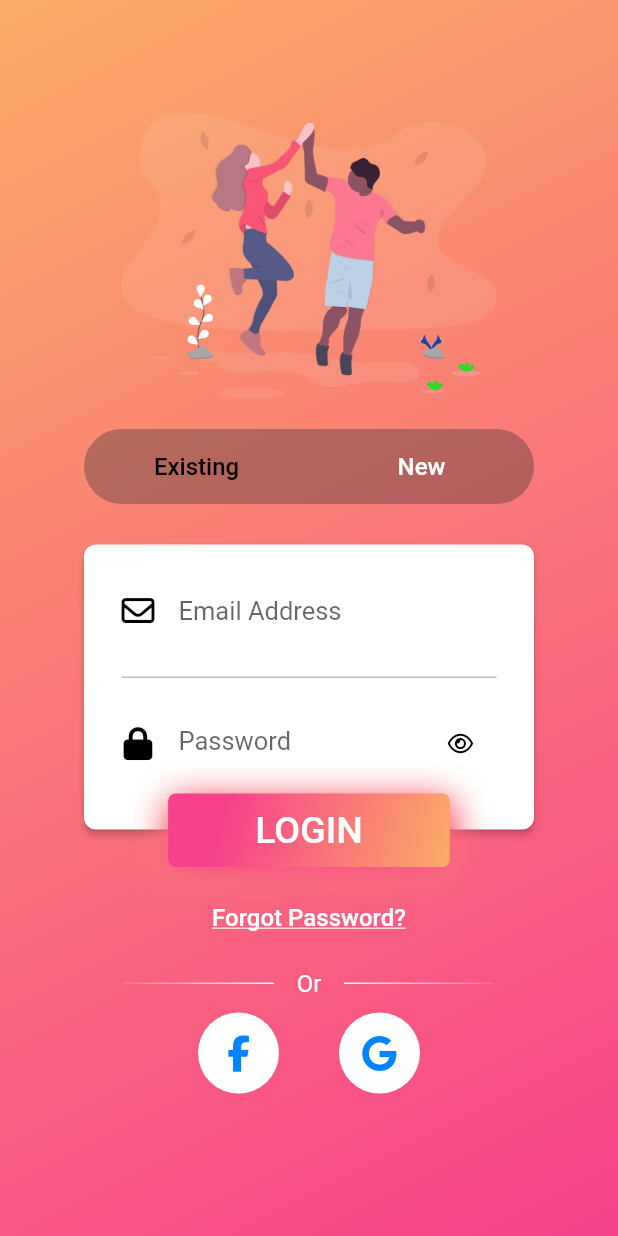
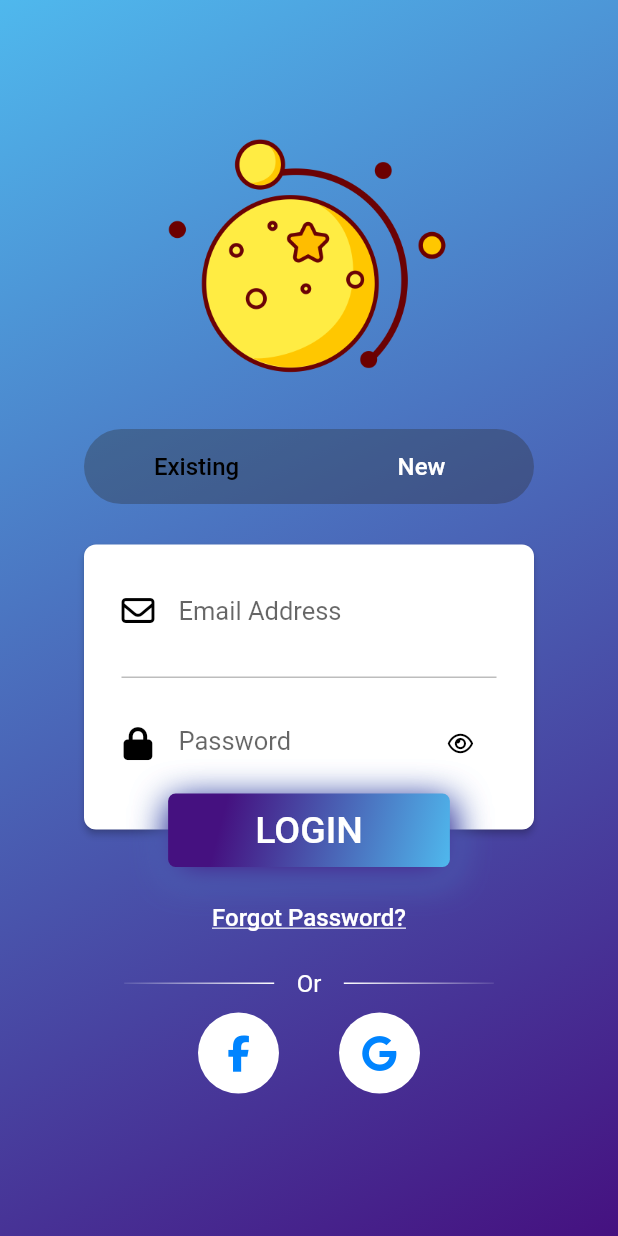
Before and after one commit to yufoo1/Cornea, a Flutter app: the LoginPage screen opened by its route, on a phone screen of 412 x 824 dp. Run offline on Flutter 3.47's test engine with Material 2 defaults, Android fonts, the phone set to English and light mode, and no system bars; our stand-ins replace firebase_core, flutter_rating_bar, font_awesome_flutter; accounts and stored records are empty; Roboto replaces fonts that are missing (WorkSansBold, WorkSansMedium, WorkSansSemiBold); statements that could not run were skipped; project files that could hold a hidden picture were left out.

Commit message:
change color scheme of login page

```diff
--- a/lib/login/theme.dart
+++ b/lib/login/theme.dart
@@ -5,8 +5,8 @@ import 'package:flutter/cupertino.dart';
 class CustomTheme {
   const CustomTheme();
 
-  static const Color loginGradientStart = Color(0xFFfbab66);
-  static const Color loginGradientEnd = Color(0xFFf7418c);
+  static const Color loginGradientStart = Color.fromARGB(255, 79, 184, 237);
+  static const Color loginGradientEnd = Color.fromARGB(255, 69, 17, 128);
   static const Color white = Color(0xFFFFFFFF);
   static const Color black = Color(0xFF000000);
 
```
Also changed, not shown: assets/images/login_logo.png, 1 other file.
